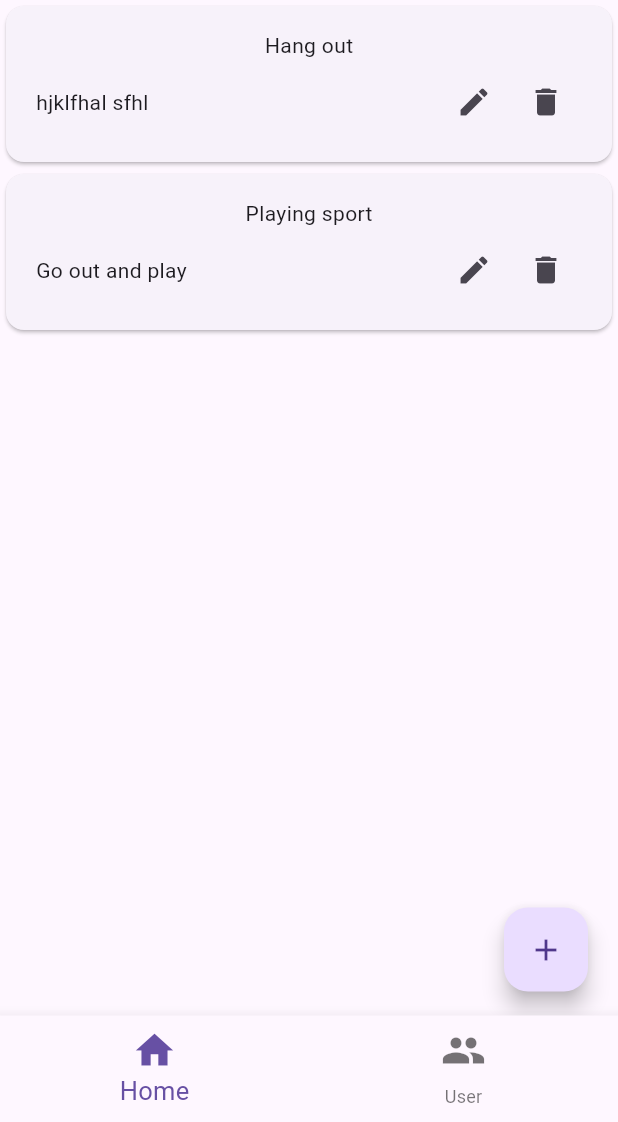
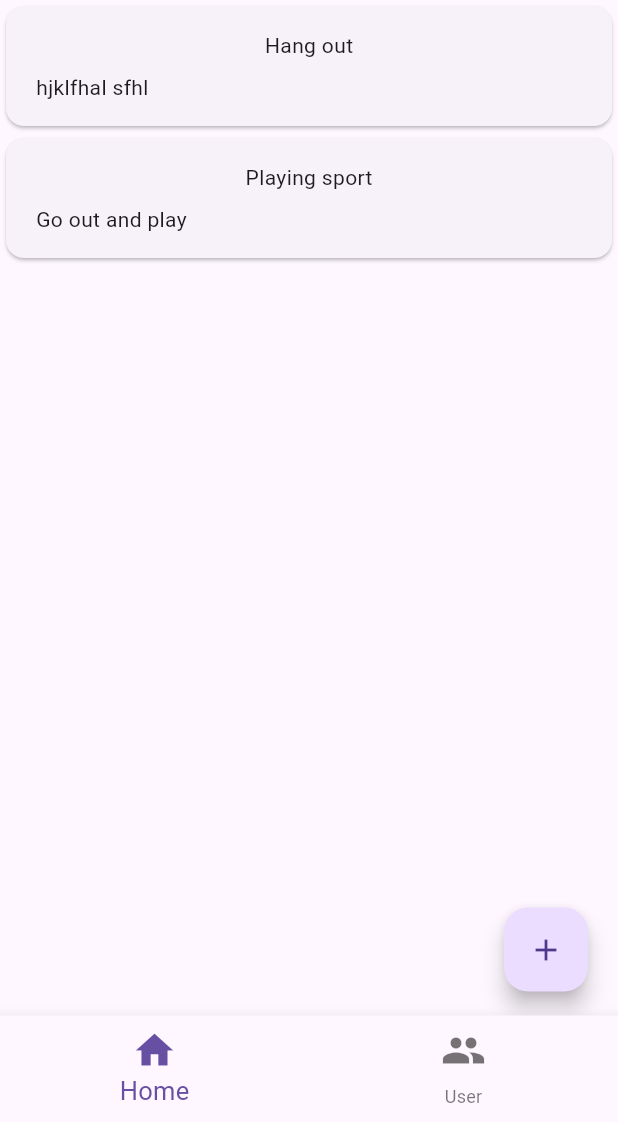
Before and after one commit to PhongLH05/Note_app, a Flutter app: the screen it shows after launch, on a phone screen of 412 x 824 dp, the part 114-1236 px from its top. Run offline on Flutter 3.47's test engine with Material 3 defaults, Android fonts, the phone set to English and light mode, and no system bars.

Commit message:
Changed something

```diff
--- /dev/null
+++ b/lib/widget/home_note.dart
@@ -0,0 +1,74 @@
+import 'package:flutter/material.dart';
+import 'package:note_app/model/note.dart';
+import 'package:note_app/widget/new_notes.dart';
+import 'package:note_app/widget/note_list/note_list.dart';
+import 'package:intl/intl.dart';
+
+class HomeNote extends StatefulWidget {
+  const HomeNote({super.key});
+  @override
+  State<StatefulWidget> createState() {
+    return _HomeNoteState();
+  }
+}
+
+class _HomeNoteState extends State<HomeNote> {
+
+  String get formattedDate {
+    return formatter.format(DateTime.now());
+  }
+
+  final List<Note> _registeredNote = [
+    Note(
+      title: 'Hang out',
+      content: 'hjklfhal sfhl',
+      date: DateTime.now(),
+    ),
+    Note(
+      title: 'Playing sport',
+      content: 'Go out and play',
+      date: DateTime.now(),
+    )
+  ];
+
+  void _openAddNotesOverlay() {
+    showModalBottomSheet(
+        isScrollControlled: true,
+        context: context,
+        builder: (ctx) => NewNotes(onAddNote: _addNote));
+  }
+
+  void _addNote(Note note) {
+    setState(() {
+      _registeredNote.add(note);
+    });
+  }
+
+
+  @override
+  Widget build(BuildContext context) {
+    return Column(
+        children: [
+          Text(
+            formattedDate,
+          ),
+          Expanded(
+            child: NoteList(notes: _registeredNote),
+          ),
+          Row(
+            mainAxisAlignment: MainAxisAlignment.end,
+            children: [
+              Padding(
+                padding:
+                    const EdgeInsets.symmetric(horizontal: 20, vertical: 16),
+                child: FloatingActionButton(
+                  onPressed: _openAddNotesOverlay,
+                  child: const Icon(Icons.add),
+                ),
+              ),
+            ],
+          ),
+        ],
+      );
+  }
+}
--- a/lib/widget/note_list/note_item.dart
+++ b/lib/widget/note_list/note_item.dart
@@ -1,6 +1,5 @@
 import 'package:flutter/material.dart';
 import 'package:note_app/model/note.dart';
-import 'package:note_app/widget/notes.dart';
 
 class NoteItem extends StatelessWidget {
   const NoteItem(this.note, {super.key});
@@ -16,24 +15,11 @@ class NoteItem extends StatelessWidget {
           children: [
             Text(note.title),
             const SizedBox(
-              height: 4,
+              height: 8,
             ),
             Row(
               children: [
                 Expanded(child: Text(note.content)),
-                const Spacer(),
-                IconButton(
-                  icon: const Icon(Icons.edit),
-                  onPressed: () {
-
-                  },
-                ),
-                IconButton(
-                  icon: const Icon(Icons.delete),
-                  onPressed: () {
-
-                  },
-                ),
               ],
             ),
           ],
--- a/lib/widget/notes.dart
+++ b/lib/widget/notes.dart
@@ -1,5 +1,6 @@
 import 'package:flutter/material.dart';
 import 'package:note_app/model/note.dart';
+import 'package:note_app/widget/home_note.dart';
 import 'package:note_app/widget/new_notes.dart';
 import 'package:note_app/widget/note_list/note_list.dart';
 import 'package:intl/intl.dart';
@@ -15,66 +16,15 @@ class Notes extends StatefulWidget {
 }
 
 class _NotesState extends State<Notes> {
+  final tabs = [const HomeNote(), Container(child: const Text("User Page"),)];
   int _currentIndex = 0;
-  String get formattedDate {
-    return formatter.format(DateTime.now());
-  }
-
-  final List<Note> _registeredNote = [
-    Note(
-      title: 'Hang out',
-      content: 'hjklfhal sfhl',
-      date: DateTime.now(),
-    ),
-    Note(
-      title: 'Playing sport',
-      content: 'Go out and play',
-      date: DateTime.now(),
-    )
-  ];
-
-  void _openAddNotesOverlay() {
-    showModalBottomSheet(
-        isScrollControlled: true,
-        context: context,
-        builder: (ctx) => NewNotes(onAddNote: _addNote));
-  }
-
-  void _addNote(Note note) {
-    setState(() {
-      _registeredNote.add(note);
-    });
-  }
-
   @override
   Widget build(BuildContext context) {
     return Scaffold(
       appBar: AppBar(
         title: const Text('Note'),
       ),
-      body: Column(
-        children: [
-          Text(
-            formattedDate,
-          ),
-          Expanded(
-            child: NoteList(notes: _registeredNote),
-          ),
-          Row(
-            mainAxisAlignment: MainAxisAlignment.end,
-            children: [
-              Padding(
-                padding:
-                    const EdgeInsets.symmetric(horizontal: 20, vertical: 16),
-                child: FloatingActionButton(
-                  onPressed: _openAddNotesOverlay,
-                  child: const Icon(Icons.add),
-                ),
-              ),
-            ],
-          ),
-        ],
-      ),
+      body: tabs[_currentIndex],
       bottomNavigationBar: BottomNavigationBar(
         type: BottomNavigationBarType.fixed,
         iconSize: 30,
```
Also changed, not shown: lib/widget/user_note.dart (added), 1 other file.
